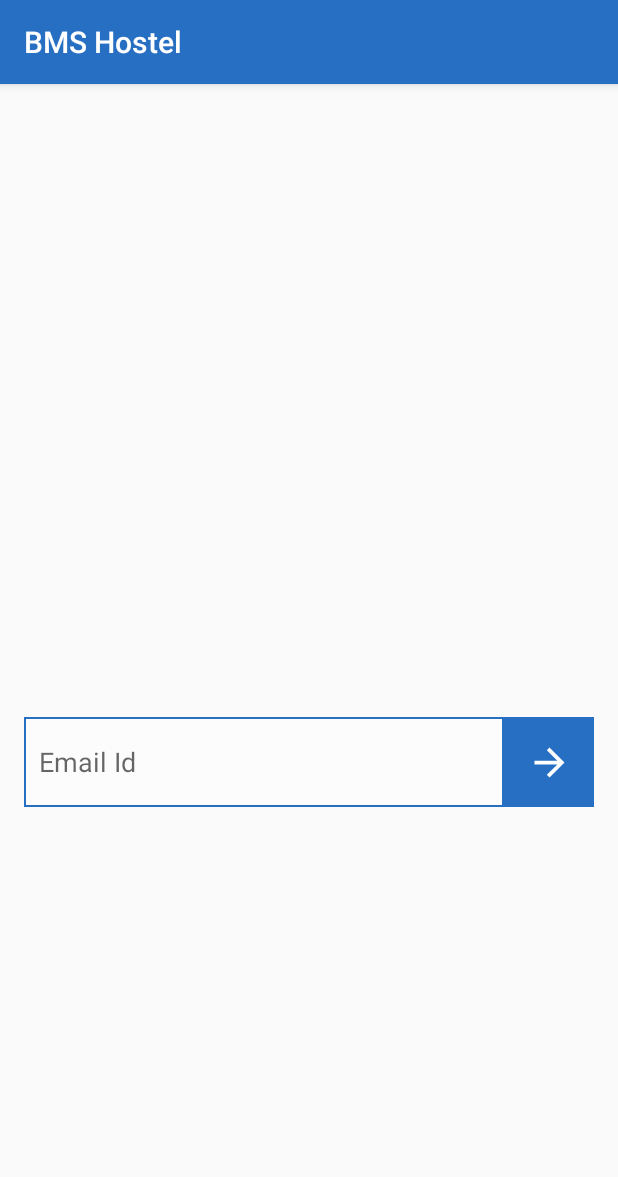
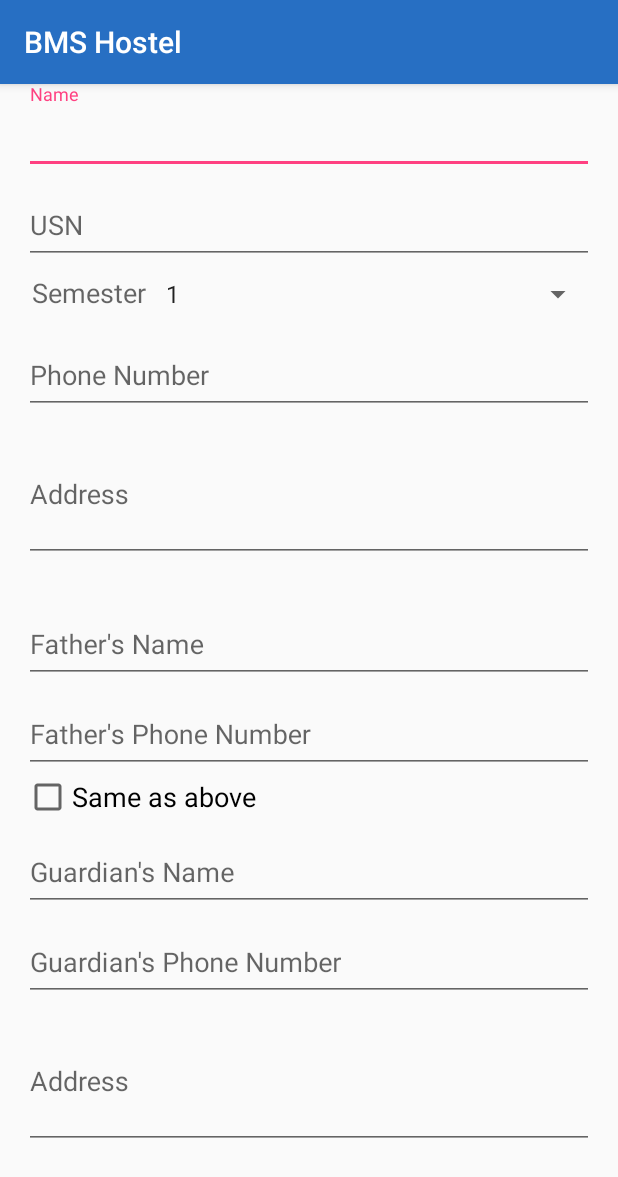
Before and after one commit to poorneshv15/BMSHostel, an Android app: the screen it shows after launch (Signup_ResetpassActivity before the commit, HosteliteSignupActivity after it), after a tap on "Create a new Account", on a phone screen of 412 x 824 dp. Shown: the top 1177 px of the screen. Run offline under Robolectric (Android 15) with nearby library versions, the phone set to English and light mode, and no system bars.

Commit message:
add_student activity , hostelite sign up activity

```diff
--- /dev/null
+++ b/app/src/main/java/com/psps/projects/bmshostel/HosteliteSignupActivity.java
@@ -0,0 +1,13 @@
+package com.psps.projects.bmshostel;
+
+import android.support.v7.app.AppCompatActivity;
+import android.os.Bundle;
+
+public class HosteliteSignupActivity extends AppCompatActivity {
+
+    @Override
+    protected void onCreate(Bundle savedInstanceState) {
+        super.onCreate(savedInstanceState);
+        setContentView(R.layout.hostelite_sign_up);
+    }
+}
--- a/app/src/main/java/com/psps/projects/bmshostel/MainActivity.java
+++ b/app/src/main/java/com/psps/projects/bmshostel/MainActivity.java
@@ -25,6 +25,7 @@ public class MainActivity extends AppCompatActivity {
         startActivity(new Intent(MainActivity.this,WardenHomeActivity.class));
     }
     public void signUp(View v){
-        startActivity(new Intent(MainActivity.this,Signup_ResetpassActivity.class));
+        startActivity(new Intent(MainActivity.this,HosteliteSignupActivity.class));
     }
+
 }
--- a/app/src/main/java/com/psps/projects/bmshostel/WardenHomeActivity.java
+++ b/app/src/main/java/com/psps/projects/bmshostel/WardenHomeActivity.java
@@ -1,5 +1,6 @@
 package com.psps.projects.bmshostel;
 
+import android.content.Intent;
 import android.os.Bundle;
 import android.support.design.widget.FloatingActionButton;
 import android.support.design.widget.NavigationView;
@@ -109,7 +110,7 @@ public class WardenHomeActivity extends AppCompatActivity
         if (id == R.id.nav_camera) {
             // Handle the camera action
         } else if (id == R.id.nav_addStud) {
-
+            startActivity(new Intent(WardenHomeActivity.this,AddHosteliteActivity.class));
         } else if (id == R.id.nav_editStud) {
 
         } else if (id == R.id.nav_delStud) {
--- a/app/src/main/res/layout/activity_signup__resetpass.xml
+++ b/app/src/main/res/layout/activity_signup__resetpass.xml
@@ -1,31 +1,23 @@
 <?xml version="1.0" encoding="utf-8"?>
 <LinearLayout xmlns:android="http://schemas.android.com/apk/res/android"
-    xmlns:app="http://schemas.android.com/apk/res-auto"
     xmlns:tools="http://schemas.android.com/tools"
     android:layout_width="match_parent"
     android:layout_height="match_parent"
-    android:orientation="vertical"
+    android:id="@+id/activity_signup__resetpass"
+    android:orientation="horizontal"
     android:fitsSystemWindows="true"
+    android:paddingLeft="@dimen/activity_horizontal_margin"
+    android:paddingRight="@dimen/activity_horizontal_margin"
     tools:context="com.psps.projects.bmshostel.Signup_ResetpassActivity">
 
-    <Space
-        android:layout_width="match_parent"
-        android:layout_height="0dp"
-        android:layout_weight="0.2"/>
-    <LinearLayout
-            android:id="@+id/activity_signup__resetpass"
-            android:layout_width="match_parent"
-            android:layout_height="wrap_content"
-            android:padding="@dimen/activity_horizontal_margin"
-            android:layout_weight="3"
-            android:layout_marginTop="100dp"
-            tools:context="com.psps.projects.bmshostel.Signup_ResetpassActivity">
+
             <android.support.design.widget.TextInputEditText
                 android:layout_width="0dp"
                 android:id="@+id/emailInput"
                 android:layout_gravity="center_vertical"
                 android:hint="@string/emailInput"
                 android:paddingStart="10dp"
+                android:paddingEnd="10dp"
                 android:layout_weight="1"
                 android:background="@drawable/rectangle_border"
                 android:layout_height="@dimen/editTextHeight" />
@@ -37,6 +29,5 @@
                 android:src="@drawable/ic_arrow_forward_black_24dp"
                 android:layout_height="@dimen/editTextHeight" />
 
-        </LinearLayout>
 
 </LinearLayout>
--- a/app/src/main/res/layout/student_sign_up.xml
+++ b/app/src/main/res/layout/hostelite_sign_up.xml
@@ -2,7 +2,11 @@
 <ScrollView xmlns:android="http://schemas.android.com/apk/res/android"
     android:layout_height="match_parent"
     android:layout_width="match_parent"
-    xmlns:app="http://schemas.android.com/apk/res-auto">
+    xmlns:tools="http://schemas.android.com/tools"
+    android:paddingStart="@dimen/activity_horizontal_margin"
+    android:paddingEnd="@dimen/activity_horizontal_margin"
+    xmlns:app="http://schemas.android.com/apk/res-auto"
+    tools:context=".HosteliteSignupActivity">
 
     <LinearLayout
         android:orientation="vertical" android:layout_width="match_parent"
@@ -22,6 +26,34 @@
                 android:hint="@string/sNameInput"/>
 
         </android.support.design.widget.TextInputLayout>
+        <android.support.design.widget.TextInputLayout
+            android:id="@+id/sUsnTIL"
+            android:layout_width="match_parent"
+            android:layout_height="@dimen/editTextHeight"
+            app:errorEnabled="true"
+            app:errorTextAppearance="@style/ErrorAppearance">
+
+            <EditText
+                android:id="@+id/sUsnEt"
+                android:layout_width="match_parent"
+                android:layout_height="match_parent"
+                android:hint="@string/usn"/>
+
+        </android.support.design.widget.TextInputLayout>
+        <LinearLayout
+            android:layout_width="match_parent"
+            android:layout_height="wrap_content">
+            <TextView
+                android:layout_width="wrap_content"
+                android:layout_height="wrap_content"
+                android:padding="5dp"
+                android:textAppearance="@style/Base.TextAppearance.AppCompat.Medium"
+                android:text="Semester"/>
+            <android.support.v7.widget.AppCompatSpinner
+                android:layout_width="match_parent"
+                android:layout_height="@dimen/editTextHeight2"
+                android:entries="@array/sem"/>
+        </LinearLayout>
 
         <android.support.design.widget.TextInputLayout
             android:id="@+id/sMobileTIL"
@@ -37,6 +69,30 @@
                 android:layout_width="match_parent"
                 android:layout_height="match_parent"
                 android:hint="@string/sMobileInput"/>
+
+        </android.support.design.widget.TextInputLayout>
+
+        <android.support.design.widget.TextInputLayout
+            android:id="@+id/sAddressTIL"
+            android:layout_width="match_parent"
+            android:layout_height="wrap_content"
+            android:scrollbars="vertical"
+            app:counterTextAppearance="@style/CounterAppearance"
+            app:counterOverflowTextAppearance="@style/CounterOverflowAppearance"
+            app:errorEnabled="true">
+
+
+            <EditText
+                android:inputType="textMultiLine"
+                android:id="@+id/sAddressEt"
+                android:hint="@string/sAddressInput"
+                android:lines="4"
+                android:minLines="3"
+                android:maxLines="10"
+                android:layout_height="wrap_content"
+                android:layout_width="fill_parent"
+                android:scrollbars="vertical"
+                />
 
         </android.support.design.widget.TextInputLayout>
 
@@ -73,6 +129,13 @@
                 android:hint="@string/fMobileInput"/>
 
         </android.support.design.widget.TextInputLayout>
+
+        <android.support.v7.widget.AppCompatCheckBox
+            android:layout_width="match_parent"
+            android:layout_height="wrap_content"
+            android:textAppearance="@style/TextAppearance.AppCompat.Medium"
+            android:text="Same as above"/>
+
         <android.support.design.widget.TextInputLayout
             android:id="@+id/gNameTIL"
             android:layout_width="match_parent"
@@ -93,7 +156,6 @@
             android:id="@+id/gMobileTIL"
             android:layout_width="match_parent"
             android:layout_height="@dimen/editTextHeight"
-            app:counterEnabled="true"
             app:counterTextAppearance="@style/CounterAppearance"
             app:counterOverflowTextAppearance="@style/CounterOverflowAppearance"
             app:errorEnabled="true">
@@ -105,23 +167,32 @@
                 android:hint="@string/gMobileInput"/>
 
         </android.support.design.widget.TextInputLayout>
-
         <android.support.design.widget.TextInputLayout
-            android:id="@+id/MobileTIL"
+            android:id="@+id/gAddressTIL"
             android:layout_width="match_parent"
-            android:layout_height="@dimen/editTextHeight"
-            app:counterEnabled="true"
+            android:layout_height="wrap_content"
+            android:scrollbars="vertical"
             app:counterTextAppearance="@style/CounterAppearance"
             app:counterOverflowTextAppearance="@style/CounterOverflowAppearance"
             app:errorEnabled="true">
 
-        <Spinner
-            android:id="@+id/MobileEt"
-            android:layout_width="match_parent"
-            android:entries="@array/sem"
-            android:layout_height="match_parent"
-            android:hint="@string/semInput"/>
+
+            <EditText
+                android:inputType="textMultiLine"
+                android:id="@+id/gAddressEt"
+                android:hint="@string/sAddressInput"
+                android:lines="4"
+                android:minLines="3"
+                android:maxLines="10"
+                android:layout_height="wrap_content"
+                android:layout_width="fill_parent"
+                android:scrollbars="vertical"
+                />
+
         </android.support.design.widget.TextInputLayout>
+
+
+
 
     </LinearLayout>
 </ScrollView>
--- a/app/src/main/res/values-v21/styles.xml
+++ b/app/src/main/res/values-v21/styles.xml
@@ -1 +1,9 @@
-<resources></resources>
+<resources>
+
+    <style name="AppTheme.NoActionBar">
+        <item name="windowActionBar">false</item>
+        <item name="windowNoTitle">true</item>
+        <item name="android:windowDrawsSystemBarBackgrounds">true</item>
+        <item name="android:statusBarColor">@android:color/transparent</item>
+    </style>
+</resources>
--- a/app/src/main/res/values/dimens.xml
+++ b/app/src/main/res/values/dimens.xml
@@ -10,5 +10,7 @@
     <dimen name="nav_header_height">160dp</dimen>
     <dimen name="fab_margin">16dp</dimen>
     <dimen name="editTextHeight">60dp</dimen>
+    <dimen name="editTextHeight2">40dp</dimen>
+    <dimen name="editTextHeight2x">100dp</dimen>
     <dimen name="bottom_nav_bar_height">56dp</dimen>
 </resources>
--- a/app/src/main/res/values/strings.xml
+++ b/app/src/main/res/values/strings.xml
@@ -17,6 +17,7 @@
 
     <!-- TODO: Remove or change this placeholder text -->
     <string name="hello_blank_fragment">Hello blank fragment</string>
+    <string name="usn">USN</string>
     <string name="sNameInput">Name</string>
     <string name="sMobileInput">Phone Number</string>
     <string name="sAddressInput">Address</string>
@@ -49,6 +50,8 @@
 
     </string-array>
     <string name="roomNo">Room No :%4d</string>
+    <string name="title_activity_main2">Main2Activity</string>
+    <string name="title_activity_add_hostelite">AddHosteliteActivity</string>
 
 
 </resources>
--- a/app/src/main/res/values/styles.xml
+++ b/app/src/main/res/values/styles.xml
@@ -34,7 +34,6 @@
 
         <item name="android:textColorSecondary">#ffffff</item>
     </style>
-
 
 
     <style name="HintAppearance" parent="TextAppearance.AppCompat">
@@ -98,8 +97,17 @@
 
     <style name="MyTheme" parent="AppTheme" />
 
-    <style name="MyThemeDayNightNoActionBar" parent="Theme.AppCompat.DayNight.NoActionBar" >
+    <style name="MyThemeDayNightNoActionBar" parent="Theme.AppCompat.DayNight.NoActionBar">
         <item name="colorPrimaryDark">@color/colorPrimaryDark</item>
     </style>
 
+    <style name="AppTheme.NoActionBar">
+        <item name="windowActionBar">false</item>
+        <item name="windowNoTitle">true</item>
+    </style>
+
+    <style name="AppTheme.AppBarOverlay" parent="ThemeOverlay.AppCompat.Dark.ActionBar" />
+
+    <style name="AppTheme.PopupOverlay" parent="ThemeOverlay.AppCompat.Light" />
+
 </resources>
```
Also changed, not shown: app/build.gradle (+6 -6 lines), app/src/main/AndroidManifest.xml (+6 -1 lines), app/src/main/java/com/psps/projects/bmshostel/AddHosteliteActivity.java (added, +21 -0 lines), app/src/main/java/com/psps/projects/bmshostel/HosteliteProfileFragment.java (added, +29 -0 lines), app/src/main/res/drawable/add_student_bg.xml (added, +14 -0 lines), app/src/main/res/layout/activity_add_hostelite.xml (added, +33 -0 lines), app/src/main/res/layout/add_hostelite.xml (added, +41 -0 lines), app/src/main/res/layout/fragment_hostelite_profile.xml (added, +10 -0 lines).
